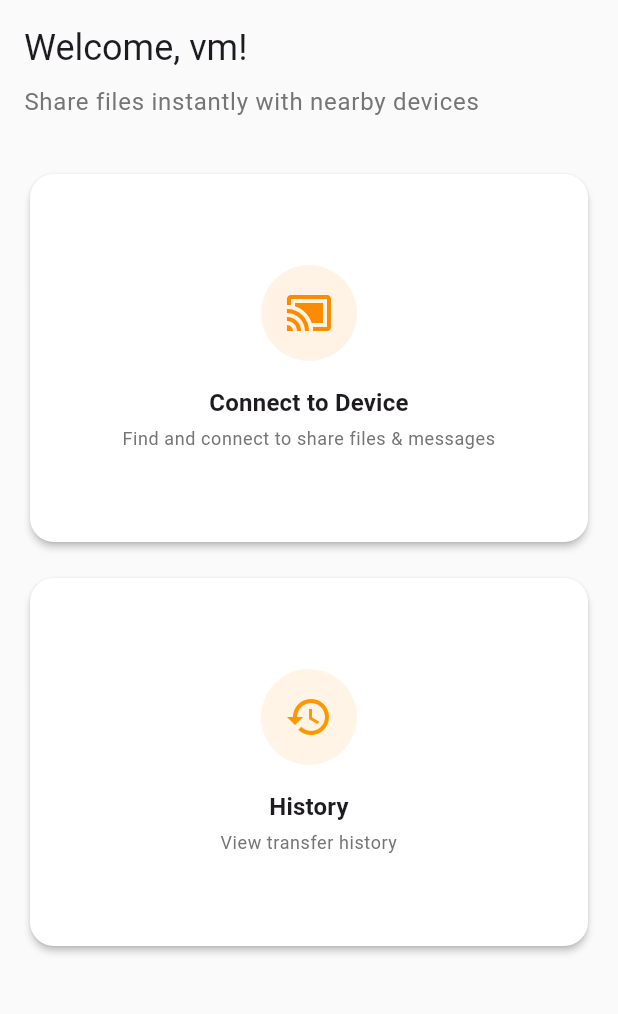
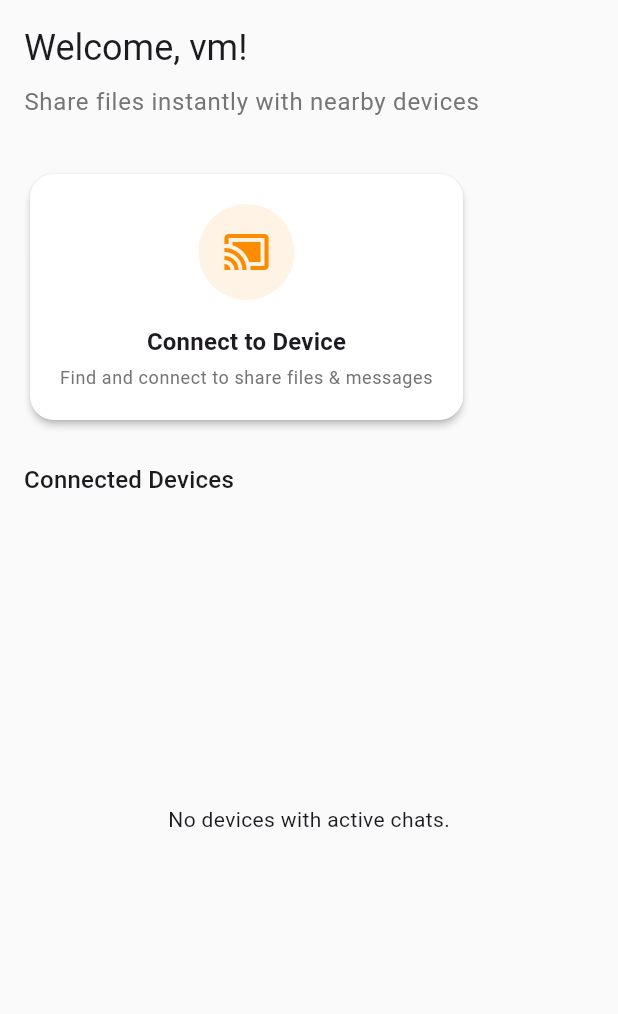
Before and after one commit to Jaiswal-Jatin/File-Transfer-, a Flutter app: the screen it shows after launch, on a phone screen of 412 x 824 dp, the part 84-1098 px from its top. Run offline on Flutter 3.47's test engine with Material 3 defaults, Android fonts, the phone set to English and light mode, and no system bars; our stand-ins replace file_picker, flutter_local_notifications, open_filex, permission_handler, shared_preferences; missing offline and left inert: network_info_plus.

Commit message:
home screen

```diff
--- a/lib/main.dart
+++ b/lib/main.dart
@@ -1,64 +1,78 @@
-// ignore_for_file: prefer_expression_function_bodies
-
 import 'package:flutter/material.dart';
 import 'package:provider/provider.dart';
-import 'package:flutter_local_notifications/flutter_local_notifications.dart';
+import 'models/device.dart';
+import 'providers/app_provider.dart';
+import 'providers/chat_provider.dart';
+import 'providers/transfer_provider.dart';
+import 'screens/chat_screen.dart';
 import 'screens/home_screen.dart';
+import 'services/file_service.dart';
 import 'services/network_service.dart';
+import 'services/notification_service.dart';
+import 'services/permission_service.dart';
 import 'services/settings_service.dart';
-import 'services/file_service.dart';
-import 'services/permission_service.dart';
-import 'providers/app_provider.dart';
-import 'providers/transfer_provider.dart';
-import 'providers/chat_provider.dart';
 import 'utils/theme.dart';
 
-final FlutterLocalNotificationsPlugin flutterLocalNotificationsPlugin =
-    FlutterLocalNotificationsPlugin();
+// Global navigator key to allow navigation from outside the widget tree.
+final GlobalKey<NavigatorState> navigatorKey = GlobalKey<NavigatorState>();
+
+// This function will be called when a notification is tapped.
+void onNotificationTap(Device device) {
+  // Use the global navigator key to push the ChatScreen.
+  navigatorKey.currentState?.push(
+    MaterialPageRoute(
+      builder: (_) => ChatScreen(device: device),
+    ),
+  );
+}
 
 void main() async {
+  // Ensure that plugin services are initialized before running the app
   WidgetsFlutterBinding.ensureInitialized();
 
-  // Initialize notifications
-  const AndroidInitializationSettings initializationSettingsAndroid =
-      AndroidInitializationSettings('@mipmap/ic_launcher');
-  const DarwinInitializationSettings initializationSettingsIOS =
-      DarwinInitializationSettings();
-  const InitializationSettings initializationSettings = InitializationSettings(
-    android: initializationSettingsAndroid,
-    iOS: initializationSettingsIOS,
-    macOS: initializationSettingsIOS,
-  );
+  // Initialize the notification service
+  final notificationService = NotificationService(onNotificationTap: onNotificationTap);
+  await notificationService.initialize();
 
-  await flutterLocalNotificationsPlugin.initialize(initializationSettings);
-
-  runApp(const MyApp());
+  runApp(MyApp(notificationService: notificationService));
 }
 
 class MyApp extends StatelessWidget {
-  const MyApp({super.key});
+  final NotificationService notificationService;
+
+  const MyApp({super.key, required this.notificationService});
 
   @override
   Widget build(BuildContext context) {
     return MultiProvider(
       providers: [
-        Provider(create: (_) => SettingsService()),
-        ChangeNotifierProvider(create: (ctx) => AppProvider(ctx.read<SettingsService>())),
-        ChangeNotifierProvider(create: (_) => TransferProvider()),
-        ChangeNotifierProvider(create: (_) => ChatProvider()),
-        Provider(create: (_) => NetworkService(), dispose: (_, service) => service.dispose()),
-        Provider(create: (_) => FileService()),
-        Provider(create: (_) => PermissionService()),
+        // Services
+        Provider<SettingsService>(create: (_) => SettingsService()),
+        Provider<PermissionService>(create: (_) => PermissionService()),
+        Provider<FileService>(create: (_) => FileService()),
+        Provider<NetworkService>(
+          create: (_) => NetworkService(),
+          dispose: (_, service) => service.dispose(),
+        ),
+        Provider<NotificationService>.value(value: notificationService),
+
+        // App State Providers
+        ChangeNotifierProvider<AppProvider>(
+          create: (context) => AppProvider(context.read<SettingsService>()),
+        ),
+        ChangeNotifierProvider<ChatProvider>(create: (_) => ChatProvider()),
+        ChangeNotifierProvider<TransferProvider>(create: (_) => TransferProvider()),
       ],
       child: Consumer<AppProvider>(
         builder: (context, appProvider, child) {
           return MaterialApp(
+            navigatorKey: navigatorKey,
             title: 'P2P File Share',
-            debugShowCheckedModeBanner: false,
             theme: AppTheme.lightTheme,
             darkTheme: AppTheme.darkTheme,
             themeMode: appProvider.themeMode,
             home: const HomeScreen(),
+            debugShowCheckedModeBanner: false,
           );
         },
       ),
--- a/lib/screens/device_discovery_screen.dart
+++ b/lib/screens/device_discovery_screen.dart
@@ -4,6 +4,7 @@ import 'dart:async';
 import 'package:flutter/material.dart';
 import 'package:provider/provider.dart';
 import '../services/network_service.dart';
+import '../services/notification_service.dart';
 import '../models/device.dart';
 import '../widgets/device_card.dart';
 import 'chat_screen.dart'; // For navigation after connection
@@ -60,6 +61,10 @@ class _DeviceDiscoveryScreenState extends State<DeviceDiscoveryScreen> {
         setState(() => _connectingDevice = null);
 
         if (event['accepted'] == true) {
+          // Show connected notification
+          context
+              .read<NotificationService>()
+              .showDeviceConnectedNotification(respondingDevice);
           // Navigate to the chat/transfer screen
           Navigator.pushReplacement(
             context,
--- a/lib/screens/home_screen.dart
+++ b/lib/screens/home_screen.dart
@@ -4,6 +4,7 @@ import 'dart:async';
 import 'package:flutter/material.dart';
 import 'package:provider/provider.dart';
 import '../providers/app_provider.dart';
+import '../providers/chat_provider.dart';
 import '../services/network_service.dart';
 import '../services/permission_service.dart';
 import '../models/device.dart';
@@ -12,6 +13,8 @@ import 'chat_screen.dart';
 import 'history_screen.dart';
 import 'settings_screen.dart';
 import '../widgets/feature_card.dart';
+import '../widgets/device_card.dart';
+import '../services/notification_service.dart';
 
 class HomeScreen extends StatefulWidget {
   const HomeScreen({super.key});
@@ -75,6 +78,10 @@ class _HomeScreenState extends State<HomeScreen> {
           }, child: const Text('Decline')),
           TextButton(onPressed: () {
             context.read<NetworkService>().respondToConnection(device, true);
+            // Show connected notification
+            context
+                .read<NotificationService>()
+                .showDeviceConnectedNotification(device);
             Navigator.of(dialogContext).pop();
             Navigator.push(context, MaterialPageRoute(builder: (_) => ChatScreen(device: device)));
           }, child: const Text('Accept')),
@@ -84,91 +91,78 @@ class _HomeScreenState extends State<HomeScreen> {
   }
 
   @override
-  Widget build(BuildContext context) {
-    return Scaffold(
-      appBar: AppBar(
-        title: const Text('P2P File Share'),
-        actions: [
+  Widget build(BuildContext context) => Scaffold(
+      appBar: AppBar(title: const Text('P2P File Share'), actions: [
         IconButton(
             icon: const Icon(Icons.history),
-            onPressed: () => Navigator.push(
-              context,
-              MaterialPageRoute(builder: (_) => const HistoryScreen()),
-            ),
-          ),
+            onPressed: () => Navigator.push(context,
+                MaterialPageRoute(builder: (_) => const HistoryScreen()))),
         IconButton(
             icon: const Icon(Icons.settings),
-            onPressed: () => Navigator.push(
-              context,
-              MaterialPageRoute(builder: (_) => const SettingsScreen()),
-            ),
-          ),
-        ],
-      ),
-      body: Consumer<AppProvider>(
-        builder: (context, appProvider, child) {
+            onPressed: () => Navigator.push(context,
+                MaterialPageRoute(builder: (_) => const SettingsScreen())))
+      ]),
+      body: Consumer<AppProvider>(builder: (context, appProvider, child) {
         if (!appProvider.isInitialized) {
           return const Center(child: CircularProgressIndicator());
         }
-
         return Padding(
-            padding: const EdgeInsets.all(16.0),
-            child: Column(
-              crossAxisAlignment: CrossAxisAlignment.start,
-              children: [
-                Text(
-                  'Welcome, ${appProvider.deviceName}!',
-                  style: Theme.of(context).textTheme.headlineSmall,
-                ),
+            padding: const EdgeInsets.all(16),
+            child:
+                Column(crossAxisAlignment: CrossAxisAlignment.start, children: [
+              Text('Welcome, ${appProvider.deviceName}!',
+                  style: Theme.of(context).textTheme.headlineSmall),
               const SizedBox(height: 8),
-                Text(
-                  'Share files instantly with nearby devices',
-                  style: Theme.of(context).textTheme.bodyLarge?.copyWith(
-                    color: Colors.grey[600],
-                  ),
-                ),
+              Text('Share files instantly with nearby devices',
+                  style: Theme.of(context)
+                      .textTheme
+                      .bodyLarge
+                      ?.copyWith(color: Colors.grey[600])),
               const SizedBox(height: 32),
-                Expanded(
-                  child: GridView.count(
-                    crossAxisCount: 1,
-                    crossAxisSpacing: 16,
-                    mainAxisSpacing: 16,
-                    childAspectRatio: 1.5,
-                    children: [
               FeatureCard(
                   icon: Icons.cast_connected,
                   title: 'Connect to Device',
                   subtitle: 'Find and connect to share files & messages',
                   color: Theme.of(context).primaryColor,
-                        onTap: _navigateToDiscovery,
-                      ),
-                      FeatureCard(
-                        icon: Icons.history,
-                        title: 'History',
-                        subtitle: 'View transfer history',
-                        color: Colors.orange,
-                        onTap: () => Navigator.push(context,
-                            MaterialPageRoute(builder: (_) => const HistoryScreen())),
-                      ),
-                    ],
-                  ),
-                ),
-              ],
-            ),
-          );
-        },
-      ),
-    );
+                  onTap: _navigateToDiscovery),
+              const SizedBox(height: 24),
+              Text('Connected Devices',
+                  style: Theme.of(context).textTheme.titleMedium),
+              const SizedBox(height: 8),
+              Expanded(
+                  child: StreamBuilder<List<Device>>(
+                      stream: context.watch<NetworkService>().deviceListStream,
+                      initialData:
+                          context.read<NetworkService>().discoveredDevices,
+                      builder: (context, snapshot) {
+                        final chatProvider = context.watch<ChatProvider>();
+                        final allDiscoveredDevices = snapshot.data ?? [];
+                        final connectedDeviceIds =
+                            chatProvider.conversations.keys;
+                        final connectedDevices = allDiscoveredDevices
+                            .where((d) => connectedDeviceIds.contains(d.id))
+                            .toList();
+                        if (connectedDevices.isEmpty) {
+                          return const Center(
+                              child: Text('No devices with active chats.'));
                         }
-
-  void _navigateToDiscovery() {
-    // This screen is now responsible for finding, connecting, and then
-    // navigating to a new screen for transfer/chat.
-    Navigator.push(
+                        return ListView.builder(
+                            itemCount: connectedDevices.length,
+                            itemBuilder: (context, index) {
+                              final device = connectedDevices[index];
+                              return DeviceCard(
+                                  device: device.copyWith(isConnected: true),
+                                  onTap: () => Navigator.push(
                                       context,
                                       MaterialPageRoute(
-        builder: (_) => const DeviceDiscoveryScreen(),
-      ),
-    );
+                                          builder: (_) =>
+                                              ChatScreen(device: device))));
+                            });
+                      }))
+            ]));
+      }));
+  void _navigateToDiscovery() {
+    Navigator.push(context,
+        MaterialPageRoute(builder: (_) => const DeviceDiscoveryScreen()));
   }
 }
```
Also changed, not shown: lib/models/device.dart (+11 -0 lines), lib/screens/chat_screen.dart (+16 -12 lines), lib/services/notification_service.dart (added, +182 -0 lines). Lines whose indentation alone changed are shown as unchanged.
